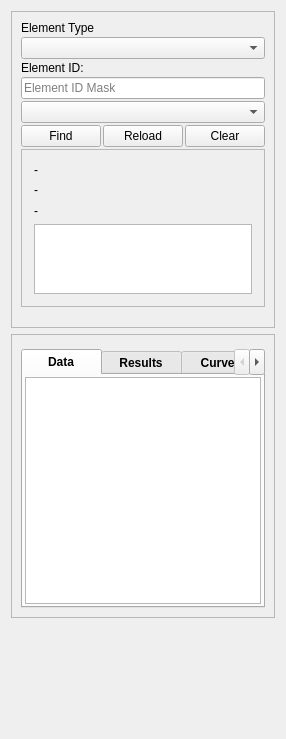
Qt form ui/qgisred_unified_find_properties.ui (qgisred/QGISRed) before a commit.
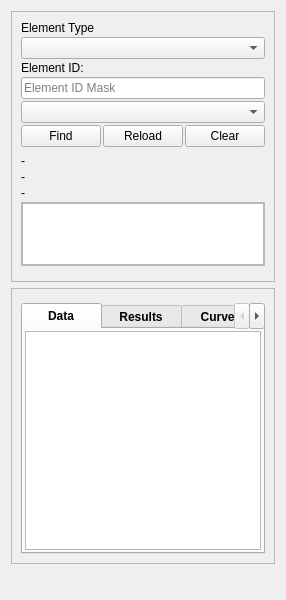
The same form after that commit.

Commit message: FindElements and Behavior

Diff of the .ui file:
```diff
--- a/ui/qgisred_unified_find_properties.ui
+++ b/ui/qgisred_unified_find_properties.ui
@@ -7,7 +7,7 @@
     <x>0</x>
     <y>0</y>
     <width>281</width>
-    <height>739</height>
+    <height>600</height>
    </rect>
   </property>
   <property name="sizePolicy">
@@ -208,62 +208,18 @@
                </layout>
               </item>
               <item>
-               <widget class="QFrame" name="frameConnectedElements">
-                <property name="frameShape">
-                 <enum>QFrame::StyledPanel</enum>
-                </property>
-                <property name="frameShadow">
-                 <enum>QFrame::Raised</enum>
-                </property>
-                <layout class="QVBoxLayout" name="verticalLayout_4" stretch="0">
-                 <property name="spacing">
-                  <number>0</number>
-                 </property>
-                 <property name="leftMargin">
-                  <number>3</number>
-                 </property>
-                 <property name="topMargin">
-                  <number>3</number>
-                 </property>
-                 <property name="rightMargin">
-                  <number>3</number>
-                 </property>
-                 <property name="bottomMargin">
-                  <number>3</number>
-                 </property>
-                 <item>
-                  <widget class="QScrollArea" name="scrollConnectedElements">
-                   <property name="minimumSize">
-                    <size>
-                     <width>0</width>
-                     <height>150</height>
-                    </size>
-                   </property>
-                   <property name="frameShape">
-                    <enum>QFrame::Panel</enum>
-                   </property>
-                   <property name="frameShadow">
-                    <enum>QFrame::Plain</enum>
-                   </property>
-                   <property name="lineWidth">
-                    <number>0</number>
-                   </property>
-                   <property name="sizeAdjustPolicy">
-                    <enum>QAbstractScrollArea::AdjustToContents</enum>
-                   </property>
-                   <property name="widgetResizable">
+               <widget class="Line" name="line">
+                <property name="enabled">
                     <bool>true</bool>
                    </property>
-                   <widget class="QWidget" name="scrollAreaWidgetContents_2">
-                    <property name="geometry">
-                     <rect>
-                      <x>0</x>
-                      <y>0</y>
-                      <width>227</width>
-                      <height>150</height>
-                     </rect>
-                    </property>
-                    <layout class="QVBoxLayout" name="verticalLayout_12">
+                <property name="lineWidth">
+                 <number>0</number>
+                </property>
+                <property name="orientation">
+                 <enum>Qt::Horizontal</enum>
+                </property>
+               </widget>
+              </item>
                      <item>
                       <widget class="QLabel" name="labelFoundElement">
                        <property name="text">
@@ -286,6 +242,30 @@
                       </widget>
                      </item>
                      <item>
+               <widget class="QFrame" name="frameConnectedElements">
+                <property name="frameShape">
+                 <enum>QFrame::StyledPanel</enum>
+                </property>
+                <property name="frameShadow">
+                 <enum>QFrame::Raised</enum>
+                </property>
+                <layout class="QVBoxLayout" name="verticalLayout_4">
+                 <property name="spacing">
+                  <number>0</number>
+                 </property>
+                 <property name="leftMargin">
+                  <number>0</number>
+                 </property>
+                 <property name="topMargin">
+                  <number>0</number>
+                 </property>
+                 <property name="rightMargin">
+                  <number>0</number>
+                 </property>
+                 <property name="bottomMargin">
+                  <number>0</number>
+                 </property>
+                 <item>
                       <widget class="QListWidget" name="listWidget">
                        <property name="sizePolicy">
                         <sizepolicy hsizetype="Expanding" vsizetype="Expanding">
@@ -314,23 +294,6 @@
                       </widget>
                      </item>
                     </layout>
-                   </widget>
-                  </widget>
-                 </item>
-                </layout>
-               </widget>
-              </item>
-              <item>
-               <widget class="Line" name="line">
-                <property name="enabled">
-                 <bool>true</bool>
-                </property>
-                <property name="lineWidth">
-                 <number>0</number>
-                </property>
-                <property name="orientation">
-                 <enum>Qt::Horizontal</enum>
-                </property>
                </widget>
               </item>
              </layout>
```
Lines whose indentation alone changed are shown as unchanged. The commit also changes 2 other files.
